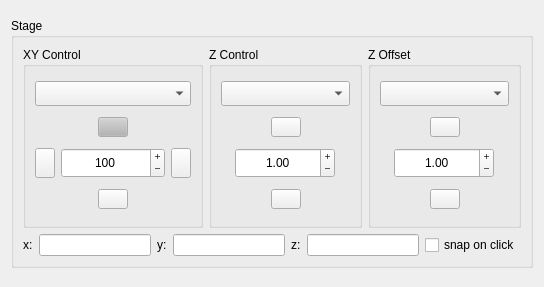
Qt form micromanager_gui/_gui_objects/mm_xyz_stage.ui (pymmcore-plus/napari-micromanager) before a commit.
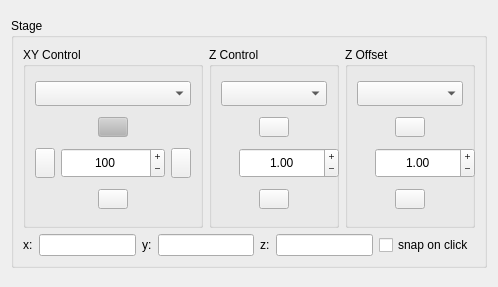
The same form after that commit.

```diff
--- a/micromanager_gui/_gui_objects/mm_xyz_stage.ui
+++ b/micromanager_gui/_gui_objects/mm_xyz_stage.ui
@@ -6,7 +6,7 @@
    <rect>
     <x>0</x>
     <y>0</y>
-    <width>544</width>
+    <width>492</width>
     <height>287</height>
    </rect>
   </property>
@@ -507,6 +507,9 @@
              <property name="orientation">
               <enum>Qt::Horizontal</enum>
              </property>
+             <property name="sizeType">
+              <enum>QSizePolicy::Fixed</enum>
+             </property>
              <property name="sizeHint" stdset="0">
               <size>
                <width>18</width>
@@ -563,6 +566,9 @@
              <property name="orientation">
               <enum>Qt::Horizontal</enum>
              </property>
+             <property name="sizeType">
+              <enum>QSizePolicy::Fixed</enum>
+             </property>
              <property name="sizeHint" stdset="0">
               <size>
                <width>18</width>
@@ -724,6 +730,9 @@
              <property name="orientation">
               <enum>Qt::Horizontal</enum>
              </property>
+             <property name="sizeType">
+              <enum>QSizePolicy::Fixed</enum>
+             </property>
              <property name="sizeHint" stdset="0">
               <size>
                <width>18</width>
@@ -780,6 +789,9 @@
              <property name="orientation">
               <enum>Qt::Horizontal</enum>
              </property>
+             <property name="sizeType">
+              <enum>QSizePolicy::Fixed</enum>
+             </property>
              <property name="sizeHint" stdset="0">
               <size>
                <width>18</width>
```
